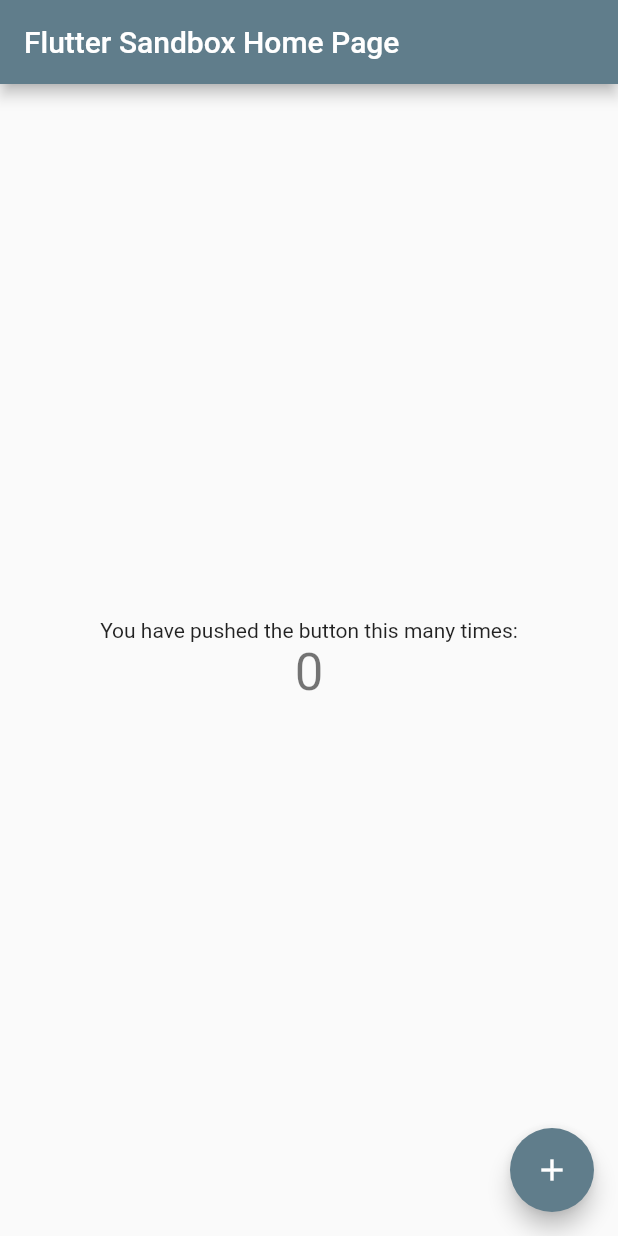
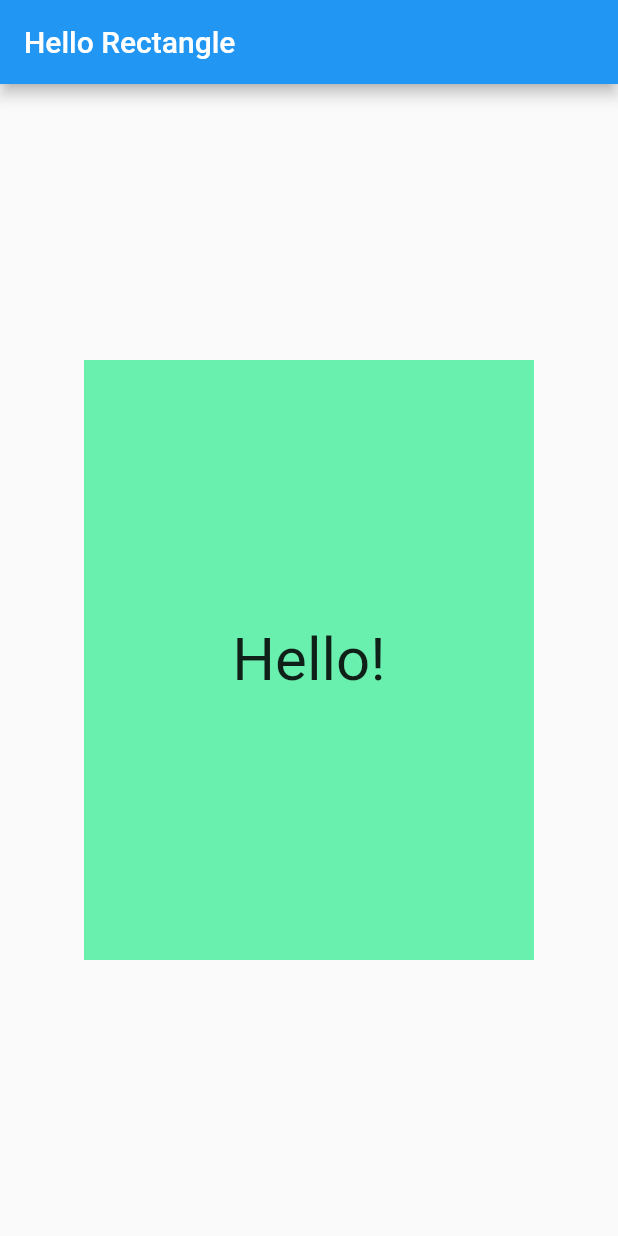
Before and after one commit to jasonctoms/FlutterSandbox, a Flutter app: the screen it shows after launch, on a phone screen of 412 x 824 dp. Run offline on Flutter 3.47's test engine with Material 2 defaults, Android fonts, the phone set to English and light mode, and no system bars.

Commit message:
Commit first step of Udacity course

```diff
--- a/lib/main.dart
+++ b/lib/main.dart
@@ -1,109 +1,40 @@
+// Copyright 2018 The Chromium Authors. All rights reserved.
+// Use of this source code is governed by a BSD-style license that can be
+// found in the LICENSE file.
+
 import 'package:flutter/material.dart';
 
-void main() => runApp(new MyApp());
+void main() {
+  runApp(
+    MaterialApp(
+      debugShowCheckedModeBanner: false,
+      title: 'Hello Rectangle',
+      home: Scaffold(
+        appBar: AppBar(
+          title: Text('Hello Rectangle'),
+        ),
+        body: HelloRectangle(),
+      ),
+    ),
+  );
+}
 
-class MyApp extends StatelessWidget {
-  // This widget is the root of your application.
+class HelloRectangle extends StatelessWidget {
   @override
   Widget build(BuildContext context) {
-    return new MaterialApp(
-      title: 'Flutter Sandbox',
-      theme: new ThemeData(
-        // This is the theme of your application.
-        //
-        // Try running your application with "flutter run". You'll see the
-        // application has a blue toolbar. Then, without quitting the app, try
-        // changing the primarySwatch below to Colors.green and then invoke
-        // "hot reload" (press "r" in the console where you ran "flutter run",
-        // or press Run > Flutter Hot Reload in IntelliJ). Notice that the
-        // counter didn't reset back to zero; the application is not restarted.
-        primarySwatch: Colors.blueGrey,
+    return Center(
+      child: Container(
+        color: Colors.greenAccent,
+        height: 400.0,
+        width: 300.0,
+        child: Center(
+          child: Text(
+            'Hello!',
+            style: TextStyle(fontSize: 40.0),
+            textAlign: TextAlign.center,
+          ),
+        ),
       ),
-      home: new MyHomePage(title: 'Flutter Sandbox Home Page'),
     );
   }
 }
-
-class MyHomePage extends StatefulWidget {
-  MyHomePage({Key key, this.title}) : super(key: key);
-
-  // This widget is the home page of your application. It is stateful, meaning
-  // that it has a State object (defined below) that contains fields that affect
-  // how it looks.
-
-  // This class is the configuration for the state. It holds the values (in this
-  // case the title) provided by the parent (in this case the App widget) and
-  // used by the build method of the State. Fields in a Widget subclass are
-  // always marked "final".
-
-  final String title;
-
-  @override
-  _MyHomePageState createState() => new _MyHomePageState();
-}
-
-class _MyHomePageState extends State<MyHomePage> {
-  int _counter = 0;
-
-  void _incrementCounter() {
-    setState(() {
-      // This call to setState tells the Flutter framework that something has
-      // changed in this State, which causes it to rerun the build method below
-      // so that the display can reflect the updated values. If we changed
-      // _counter without calling setState(), then the build method would not be
-      // called again, and so nothing would appear to happen.
-      _counter++;
-    });
-  }
-
-  @override
-  Widget build(BuildContext context) {
-    // This method is rerun every time setState is called, for instance as done
-    // by the _incrementCounter method above.
-    //
-    // The Flutter framework has been optimized to make rerunning build methods
-    // fast, so that you can just rebuild anything that needs updating rather
-    // than having to individually change instances of widgets.
-    return new Scaffold(
-      appBar: new AppBar(
-        // Here we take the value from the MyHomePage object that was created by
-        // the App.build method, and use it to set our appbar title.
-        title: new Text(widget.title),
-      ),
-      body: new Center(
-        // Center is a layout widget. It takes a single child and positions it
-        // in the middle of the parent.
-        child: new Column(
-          // Column is also layout widget. It takes a list of children and
-          // arranges them vertically. By default, it sizes itself to fit its
-          // children horizontally, and tries to be as tall as its parent.
-          //
-          // Invoke "debug paint" (press "p" in the console where you ran
-          // "flutter run", or select "Toggle Debug Paint" from the Flutter tool
-          // window in IntelliJ) to see the wireframe for each widget.
-          //
-          // Column has various properties to control how it sizes itself and
-          // how it positions its children. Here we use mainAxisAlignment to
-          // center the children vertically; the main axis here is the vertical
-          // axis because Columns are vertical (the cross axis would be
-          // horizontal).
-          mainAxisAlignment: MainAxisAlignment.center,
-          children: <Widget>[
-            new Text(
-              'You have pushed the button this many times:',
-            ),
-            new Text(
-              '$_counter',
-              style: Theme.of(context).textTheme.display1,
-            ),
-          ],
-        ),
-      ),
-      floatingActionButton: new FloatingActionButton(
-        onPressed: _incrementCounter,
-        tooltip: 'Increment',
-        child: new Icon(Icons.add),
-      ), // This trailing comma makes auto-formatting nicer for build methods.
-    );
-  }
-}
```
Also changed, not shown: 1 other file.
